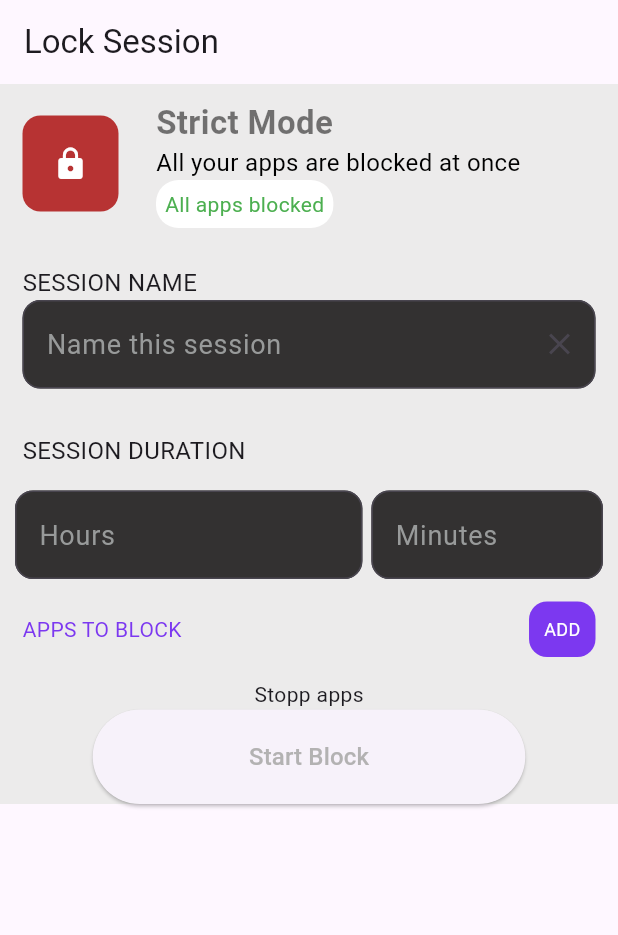
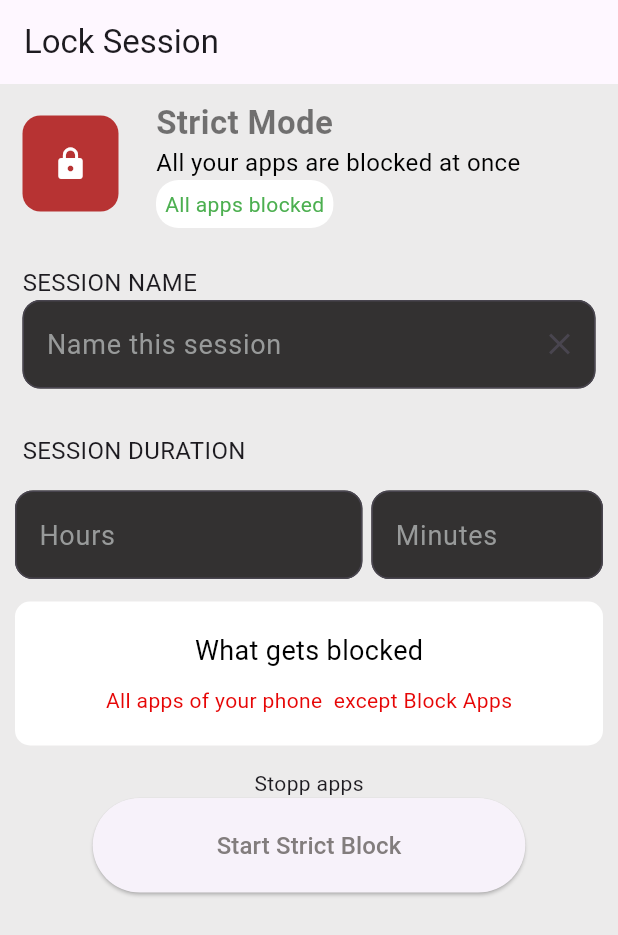
Before and after one commit to NewtonMaluvana/app_blocker, a Flutter app: the screen it shows after launch, after a tap on "Strict Mode", on a phone screen of 412 x 824 dp. Shown: the top 935 px of the screen. Run offline on Flutter 3.47's test engine with Material 3 defaults, Android fonts, the phone set to English and light mode, and no system bars; our stand-ins replace flutter_animate, gap, google_fonts, google_nav_bar, line_icons, numberpicker and 1 more; missing offline and left inert: app_blocker, auto_input_box, installed_apps, linear_progress_bar, list_item_selector.

Commit message:
Strict mode done

```diff
--- a/lib/screens/strict_mode.dart
+++ b/lib/screens/strict_mode.dart
@@ -218,6 +218,7 @@ Future<void> getApps() async {
       home: Scaffold(
         appBar: AppBar(title: Text('Lock Session')),
         body: Container(
+          height: MediaQuery.of(context).size.height,
           color: color.bgColor,
           child: SingleChildScrollView(
             scrollDirection: Axis.vertical,
@@ -401,50 +402,32 @@ Future<void> getApps() async {
                 //end of the session duration inputbox
 
                 //start of the Apps to block section
-                Flex(
-                  direction: Axis.horizontal,
-                  mainAxisAlignment: MainAxisAlignment.spaceBetween,
-                  children: [
-                    Container(
-                      margin: EdgeInsets.all(15),
-                      child: Text(
-                        "APPS TO BLOCK",
-                        style: GoogleFonts.roboto(
+
+                Container(
+                  width: double.infinity,
+                  margin: EdgeInsets.symmetric(horizontal: 10, vertical: 15),
+                  padding: EdgeInsets.all(20),
+                  decoration: BoxDecoration(
+                    color: color.bgColor2,
+                    borderRadius: BorderRadius.circular(10),
+                  ),
+                  child: Column(
+                    spacing: 10,
+                    children: [
+                      Text(
+                        style: TextStyle(fontSize: 18, color: color.colorText3),
+                        "What gets blocked",
+                      ),
+                      Text(
+                        style: TextStyle(
                           fontSize: 14,
-                          color: color.btnColor,
+                          color: const Color.fromARGB(255, 230, 6, 6),
                         ),
+                        "All apps of your phone  except Block Apps",
                       ),
-                    ),
-
-                    //add/edit utton to add apps which are to be blocked
-                    GestureDetector(
-                      onTap: () {
-                        //Handle edit/add functionality
-                        setState(() {
-                          getApps();
-                        });
-                        _showAddAppsModal(context);
-                      },
-                      child: Container(
-                        padding: EdgeInsets.all(10),
-                        decoration: BoxDecoration(
-                          color: color.btnColor,
-                          borderRadius: BorderRadius.circular(12),
-                        ),
-                        margin: EdgeInsets.all(15),
-                        child: Text(
-                          AppsListSelected.isNotEmpty ? "EDIT" : "ADD",
-
-                          style: GoogleFonts.roboto(
-                            fontSize: 12,
-                            color: color.colorText,
-                          ),
-                        ),
-                      ),
-                    ),
-                  ],
+                    ],
+                  ),
                 ),
-
                 GestureDetector(
                   onTap: () async {
                     try {
@@ -475,6 +458,36 @@ Future<void> getApps() async {
                           disabledForegroundColor: color.colorText2,
                         ),
                         onPressed: () {
+                          int hours =
+                              int.tryParse(sessionHoursController.text) ?? 0;
+                          int minutes =
+                              int.tryParse(sessionMinutesController.text) ?? 0;
+
+                          //makeing sure the usr doesnt submit if minutes and hours are zero value
+                          if ((hours <= 0 && minutes <= 0) &&
+                              (!sessionHoursController.text.isEmpty) &&
+                              (!sessionMinutesController.text.isEmpty)) {
+                            ScaffoldMessenger.of(context).showSnackBar(
+                              SnackBar(
+                                padding: EdgeInsets.all(30),
+                                margin: EdgeInsets.only(bottom: 100),
+                                shape: RoundedRectangleBorder(
+                                  borderRadius: BorderRadius.circular(5),
+                                ),
+                                backgroundColor: color.bgColor,
+                                behavior: SnackBarBehavior.floating,
+                                content: Text(
+                                  style: TextStyle(
+                                    color: color.btnColor,
+                                    fontSize: 16,
+                                  ),
+                                  "Duration session cannot be zero",
+                                ),
+                              ),
+                            );
+                            return;
+                          }
+
                           if (sessionNameController.text.isEmpty ||
                               sessionHoursController.text.isEmpty ||
                               sessionMinutesController.text.isEmpty) {
@@ -483,7 +496,7 @@ Future<void> getApps() async {
                                 padding: EdgeInsets.all(30),
                                 margin: EdgeInsets.only(bottom: 100),
                                 shape: RoundedRectangleBorder(
-                                  borderRadius: BorderRadius.circular(10),
+                                  borderRadius: BorderRadius.circular(5),
                                 ),
                                 backgroundColor: color.bgColor,
                                 behavior: SnackBarBehavior.floating,
@@ -498,14 +511,55 @@ Future<void> getApps() async {
                             );
                             return;
                           }
-                          BlockApps();
+                          showDialog(
+                            context: context,
+                            builder: (BuildContext context) {
+                              return AlertDialog(
+                                backgroundColor: color.bgColor,
+                                title: Text(
+                                  "Confirm Block",
+                                  style: TextStyle(color: color.btnColor),
+                                ),
+                                content: Text(
+                                  "Once started, you won't be able to access restricted apps for "
+                                  "${(int.tryParse(sessionHoursController.text) ?? 0) > 0 ? '${sessionHoursController.text} hours ' : ''}"
+                                  "${((int.tryParse(sessionHoursController.text) ?? 0) > 0 && (int.tryParse(sessionMinutesController.text) ?? 0) > 0) ? 'and ' : ''}"
+                                  "${(int.tryParse(sessionMinutesController.text) ?? 0) > 0 ? '${sessionMinutesController.text} minutes' : ''}. Proceed?",
+                                  style: TextStyle(
+                                    color: color.colorText3,
+                                    fontSize: 16,
+                                  ),
+                                ),
+                                actions: [
+                                  TextButton(
+                                    onPressed: () => Navigator.pop(context),
+                                    child: const Text("Cancel"),
+                                  ),
+                                  ElevatedButton(
+                                    style: ElevatedButton.styleFrom(
+                                      backgroundColor: color.btnColor,
+                                    ),
+                                    onPressed: () {
+                                      Navigator.pop(context); // Close dialog
+                                      BlockApps(); // Run the function
+                                    },
+                                    child: const Text(
+                                      style: TextStyle(color: color.colorText),
+                                      "Confirm",
+                                    ),
+                                  ),
+                                ],
+                              );
+                            },
+                          );
                         },
+
                         child: Text(
                           style: TextStyle(
                             fontSize: 16,
-                            color: color.colorText2,
+                            color: const Color.fromARGB(255, 130, 125, 125),
                           ),
-                          "Start Block",
+                          "Start Strict Block",
                         ),
                       ),
                     );
```
